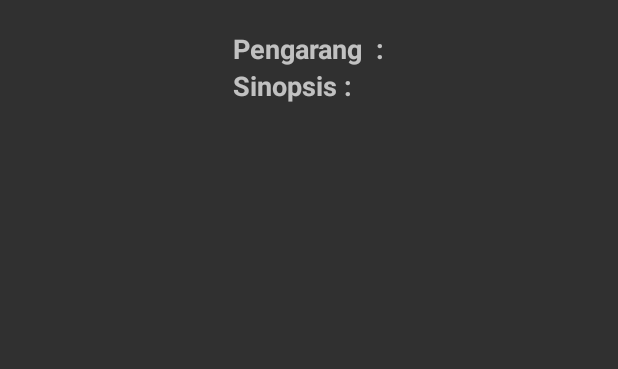
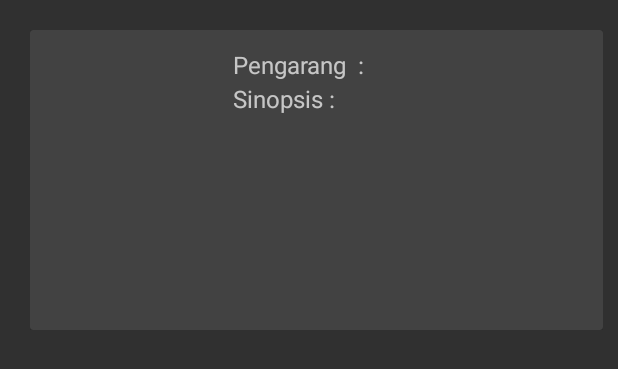
Before and after one commit to JulianDwiP/Project1, an Android app: the layout model_recyclerview_buku.xml on its own in the app's theme, with its tools: preview values and no code run, on a phone screen of 412 x 824 dp. Shown: the top 369 px of the screen. Run offline under Robolectric (Android 15) with nearby library versions, the phone set to English and light mode, and no system bars.

Commit message:
Commit Ketiga
+ recylerView
+ deskripsi pas onClick

```diff
--- a/app/src/main/java/com/example/project/Api/ApiClient.java
+++ b/app/src/main/java/com/example/project/Api/ApiClient.java
@@ -7,7 +7,8 @@ import retrofit2.converter.gson.GsonConverterFactory;
 
 public class ApiClient {
         public  static  String BASE_URL ="http://192.168.43.143/perpus_db/";
-        private static Retrofit retrofit = null ;
+
+    private static Retrofit retrofit = null ;
 
         public static  Retrofit getClient(String baseUrl){
             HttpLoggingInterceptor interceptor = new HttpLoggingInterceptor();
--- a/app/src/main/res/layout/model_recyclerview_buku.xml
+++ b/app/src/main/res/layout/model_recyclerview_buku.xml
@@ -3,6 +3,7 @@
     android:orientation="vertical"
     android:layout_width="match_parent"
     android:layout_height="wrap_content">
+
 
     <LinearLayout
         android:id="@+id/llBook1"
@@ -13,6 +14,14 @@
         android:layout_marginRight="10dp"
         android:orientation="horizontal">
 
+        <androidx.cardview.widget.CardView
+            android:id="@+id/CardViewBuku"
+            android:layout_width="match_parent"
+            android:layout_height="wrap_content">
+            <LinearLayout
+                android:layout_width="match_parent"
+                android:layout_height="wrap_content"
+                android:orientation="horizontal">
                     <LinearLayout
                         android:layout_width="130dp"
                         android:layout_height="200dp"
@@ -38,6 +47,7 @@
                     <LinearLayout
                         android:layout_width="wrap_content"
                         android:layout_height="wrap_content"
+                        android:layout_marginTop="10dp"
                         android:orientation="vertical">
                         <LinearLayout
                             android:layout_width="wrap_content"
@@ -48,8 +58,7 @@
                                 android:layout_width="wrap_content"
                                 android:layout_height="wrap_content"
                                 android:text="Pengarang  : "
-                    android:textSize="18dp"
-                    android:textStyle="bold"/>
+                                android:textSize="16dp" />
                             <TextView
                                 android:id="@+id/penulisBuku"
                                 android:layout_width="wrap_content"
@@ -62,8 +71,7 @@
                 android:paddingLeft="5dp"
                 android:layout_height="wrap_content"
                 android:text="Sinopsis : "
-                android:textStyle="bold"
-                android:textSize="18dp"/>
+                android:textSize="16dp"/>
             <TextView
                 android:id="@+id/sinopsisBuku"
                 android:padding="10dp"
@@ -72,4 +80,6 @@
                 android:text=""/>
                 </LinearLayout>
             </LinearLayout>
+        </androidx.cardview.widget.CardView>
+    </LinearLayout>
 </ScrollView>
```
Also changed, not shown: app/src/main/AndroidManifest.xml (+3 -7 lines), app/src/main/java/com/example/project/Adapter/BukuAdapter.java (+54 -19 lines), app/src/main/java/com/example/project/Api/ApiInterface.java (+5 -4 lines), app/src/main/java/com/example/project/fragment/fragment_beranda.java (+46 -7 lines). Lines whose indentation alone changed are shown as unchanged.
